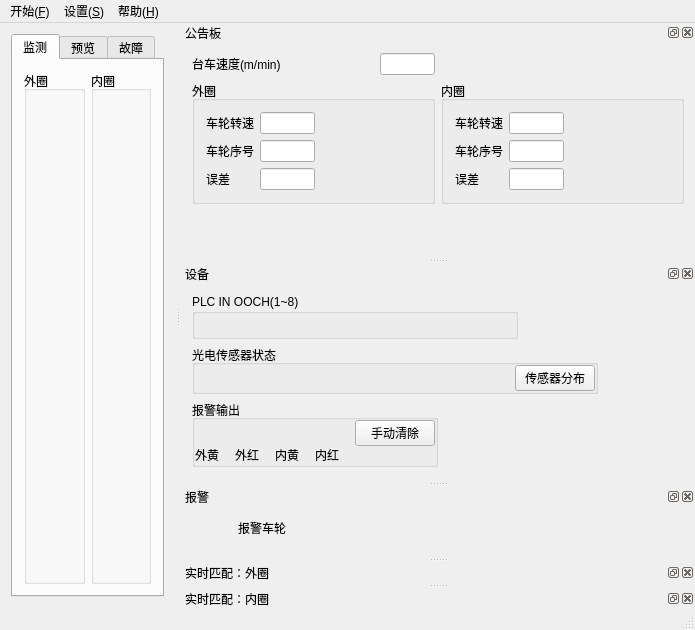
This is sources/mainwindow.ui in cx3386/WheelMonitor as Qt 5 draws it before an edit. The edited form follows.
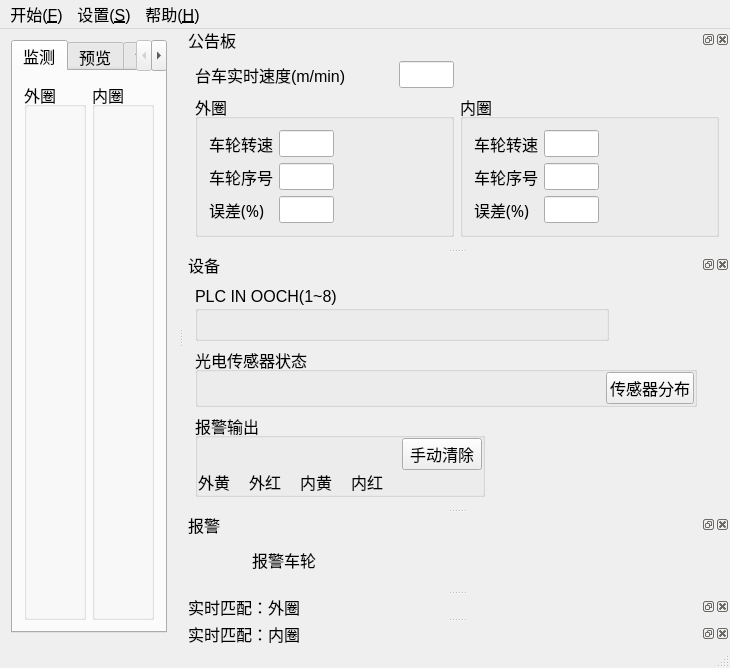
This is the edited form. Icons and pictures are not drawn. Custom widgets are drawn as their Qt base class.

```diff
--- a/sources/mainwindow.ui
+++ b/sources/mainwindow.ui
@@ -10,6 +10,11 @@
     <height>630</height>
    </rect>
   </property>
+  <property name="font">
+   <font>
+    <pointsize>12</pointsize>
+   </font>
+  </property>
   <property name="windowTitle">
    <string>宝钢环冷机台车车轮状态监测系统</string>
   </property>
@@ -148,7 +153,7 @@
      <x>0</x>
      <y>0</y>
      <width>598</width>
-     <height>18</height>
+     <height>22</height>
     </rect>
    </property>
    <property name="defaultUp">
@@ -332,7 +337,7 @@
            </font>
           </property>
           <property name="text">
-           <string>误差</string>
+           <string>误差(%)</string>
           </property>
           <property name="buddy">
            <cstring>lastErrorLineEdit_o</cstring>
@@ -372,7 +377,7 @@
        <item>
         <widget class="QLabel" name="cartSpeedLabel">
          <property name="text">
-          <string>台车速度(m/min)</string>
+          <string>台车实时速度(m/min)</string>
          </property>
          <property name="buddy">
           <cstring>cartSpeedLineEdit</cstring>
@@ -467,7 +472,7 @@
            </font>
           </property>
           <property name="text">
-           <string>误差</string>
+           <string>误差(%)</string>
           </property>
           <property name="buddy">
            <cstring>lastErrorLineEdit_i</cstring>
```
